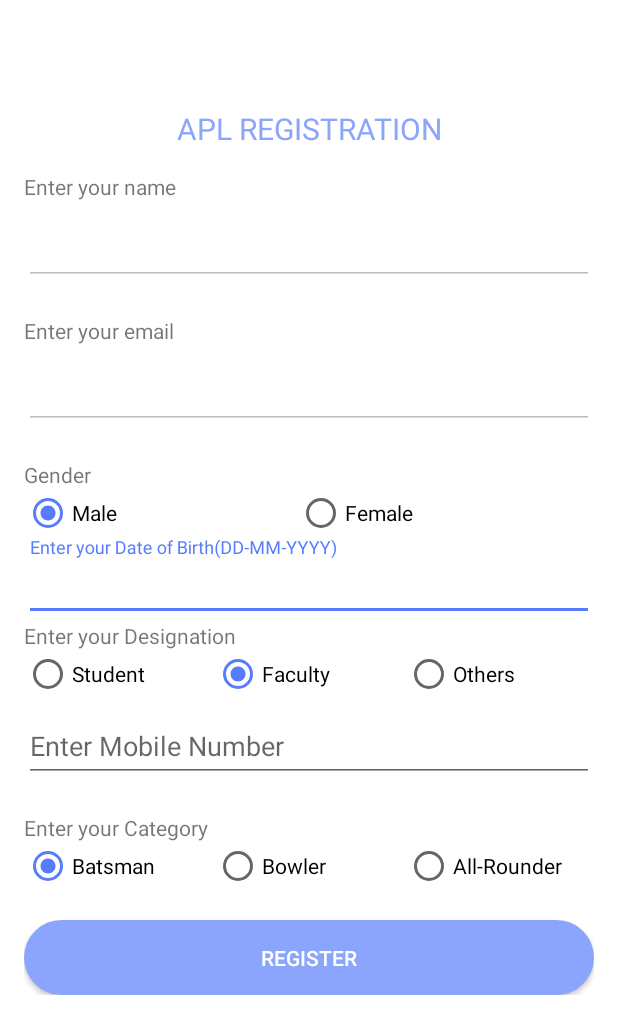
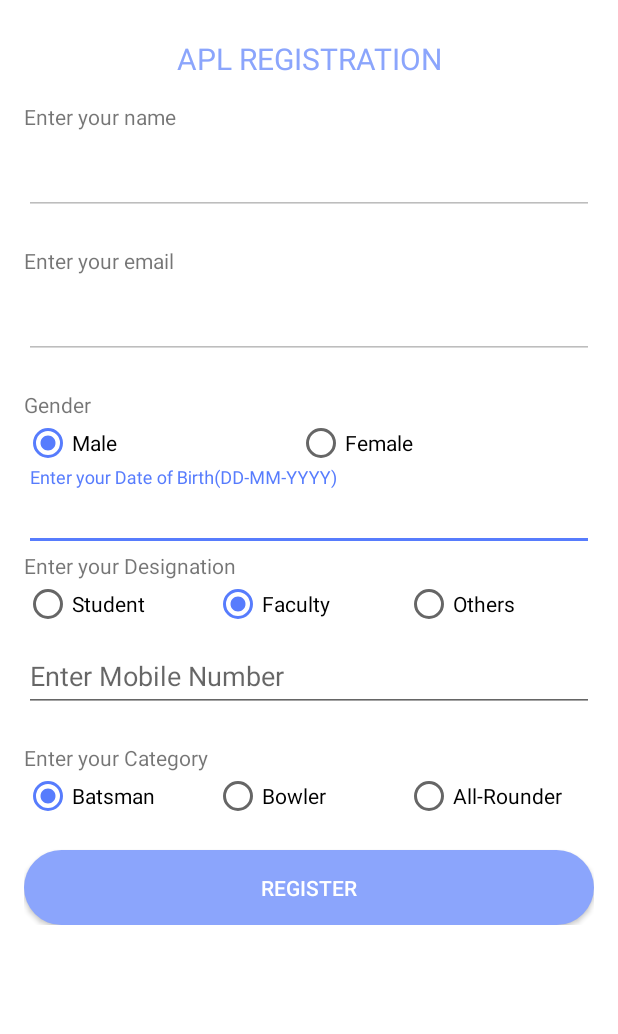
Before and after one commit to adityadas8888/Habba18, an Android app: the Apl screen opened directly, with no data from a screen before it, on a phone screen of 412 x 824 dp. Shown: the top 1034 px of the screen. Run offline under Robolectric (Android 15) with nearby library versions, the phone set to English and light mode, and no system bars.

Commit message:
Release v2
Signed-off-by: adityadas8888 <aditya.das8.ad@gmail.com>

```diff
--- a/app/src/main/java/com/acharya/habbaregistration/Apl/Apl.java
+++ b/app/src/main/java/com/acharya/habbaregistration/Apl/Apl.java
@@ -14,6 +14,7 @@ import android.os.PersistableBundle;
 import android.provider.MediaStore;
 import android.support.annotation.RequiresApi;
 import android.support.design.widget.TextInputLayout;
+import android.support.v7.app.ActionBar;
 import android.support.v7.app.AppCompatActivity;
 import android.util.Base64;
 import android.util.Log;
@@ -92,7 +93,11 @@ public class Apl extends AppCompatActivity {
         setContentView(R.layout.activity_apl);
         getWindow().setSoftInputMode(WindowManager.LayoutParams.SOFT_INPUT_ADJUST_PAN);
         getSupportActionBar().hide();
-
+        View decorView = getWindow().getDecorView();
+        int uiOptions = View.SYSTEM_UI_FLAG_FULLSCREEN;
+        decorView.setSystemUiVisibility(uiOptions);
+        ActionBar actionBar = getSupportActionBar();
+        actionBar.hide();
         //default values for clg, dept and usn
         clg="N/A";
         dept="N/A";
--- a/app/src/main/res/layout/activity_apl.xml
+++ b/app/src/main/res/layout/activity_apl.xml
@@ -5,7 +5,6 @@
               android:layout_width="match_parent"
               android:layout_height="match_parent"
               android:background="@android:color/background_light"
-              android:fitsSystemWindows="true"
               tools:context="com.acharya.habbaregistration.Apl.Apl">
 
 
@@ -15,12 +14,12 @@
 
         <LinearLayout
             android:layout_width="match_parent"
-            android:layout_height="wrap_content"
+            android:layout_height="match_parent"
             android:orientation="vertical"
+            android:paddingTop="25dp"
             android:paddingLeft="@dimen/activity_horizontal_margin"
             android:paddingRight="@dimen/activity_horizontal_margin"
-            android:paddingTop="@dimen/activity_vertical_margin"
-            android:paddingBottom="@dimen/activity_vertical_margin">
+            android:paddingBottom="30dp">
 
             <TextView
                 android:id="@+id/textView"
--- a/app/src/main/res/layout/activity_habba.xml
+++ b/app/src/main/res/layout/activity_habba.xml
@@ -22,7 +22,7 @@
             android:layout_below="@+id/login_title"
             android:elevation="4dp"
             android:layout_marginTop="0dp"
-            android:paddingTop="50dp"
+            android:paddingTop="30dp"
             android:paddingBottom="50dp"
             android:orientation="vertical"
             >
```
Also changed, not shown: app/src/main/AndroidManifest.xml (+12 -6 lines), 1 other file.
